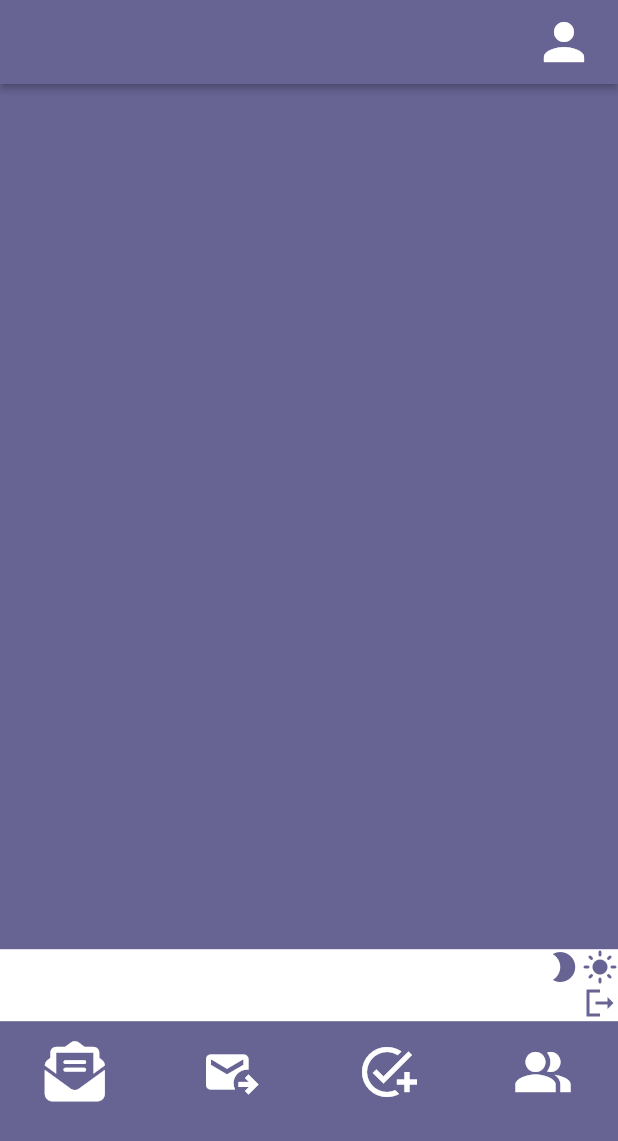
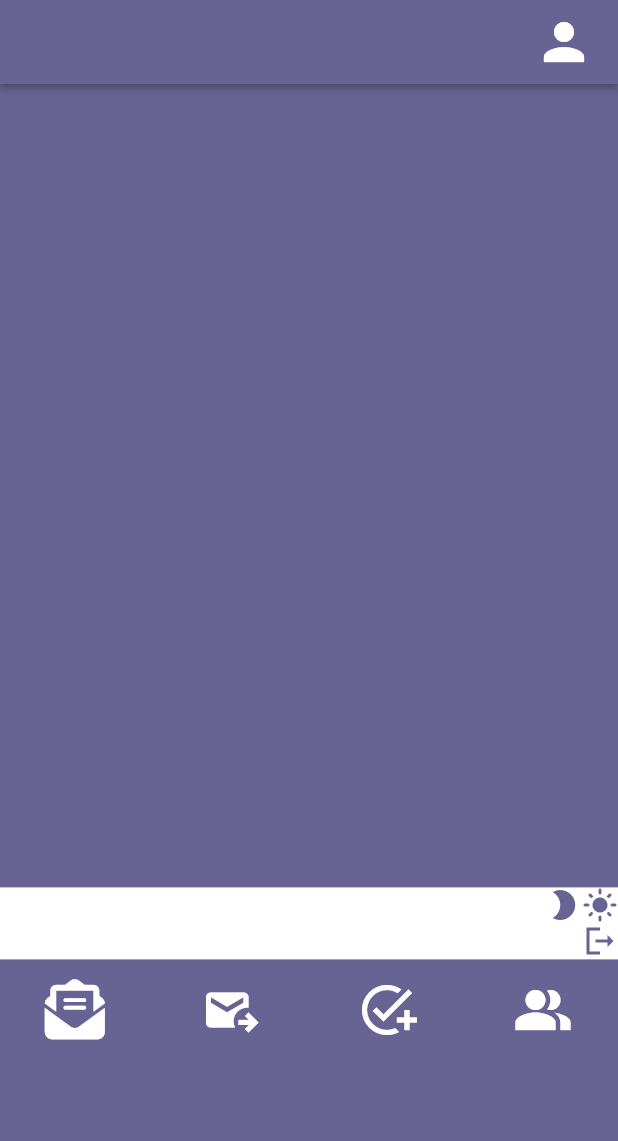
Before and after one commit to Mosco2A/dogether, a Flutter app: the screen it shows once a user with an empty profile is signed in, on a phone screen of 412 x 824 dp. Shown: the top 1141 px of the screen. Run offline on Flutter 3.47's test engine with Material 3 defaults, Android fonts, the phone set to English and light mode, and no system bars; our stand-ins replace auto_size_text, cloud_firestore, device_info_plus, easy_debounce, firebase_auth, firebase_core and 16 more; missing offline and left inert: json_path; accounts and stored records are empty.

Commit message:
Updating to latest FlutterFlow output.

```diff
--- a/lib/index.dart
+++ b/lib/index.dart
@@ -3,12 +3,13 @@ export '/pages/pages_gestion_user/auth_tel/auth_tel_widget.dart'
     show AuthTelWidget;
 export '/pages_gestion_invitations/accueil/accueil_widget.dart'
     show AccueilWidget;
-export '/pages/verify_s_m_s/verify_s_m_s_widget.dart' show VerifySMSWidget;
+export '/pages/pages_gestion_user/verify_s_m_s/verify_s_m_s_widget.dart'
+    show VerifySMSWidget;
 export '/pages_gestion_invitations/recues/recues_widget.dart' show RecuesWidget;
 export '/pages_gestion_invitations/emises/emises_widget.dart' show EmisesWidget;
 export '/pages_gestion_invitations/contacts/contacts_widget.dart'
     show ContactsWidget;
 export '/pages_gestion_invitations/creer/creer_widget.dart' show CreerWidget;
-export '/pages/profil/profil_widget.dart' show ProfilWidget;
+export '/pages/pages_gestion_user/profil/profil_widget.dart' show ProfilWidget;
 export '/pages/pages_gestion_user/recup_compte/recup_compte_widget.dart'
     show RecupCompteWidget;
--- a/lib/pages_gestion_invitations/accueil/accueil_widget.dart
+++ b/lib/pages_gestion_invitations/accueil/accueil_widget.dart
@@ -122,17 +122,18 @@ class _AccueilWidgetState extends State<AccueilWidget> {
                 child: Column(
                   mainAxisSize: MainAxisSize.max,
                   children: [
-                    if (FFAppState().vTest)
                     Container(
                       width: MediaQuery.sizeOf(context).width * 0.95,
-                        height: MediaQuery.sizeOf(context).height * 0.7,
+                      height: MediaQuery.sizeOf(context).height * 0.65,
                       decoration: BoxDecoration(
                         color: FlutterFlowTheme.of(context).primary,
                       ),
                     ),
+                    if (FFAppState().vTest)
                       Container(
                         decoration: BoxDecoration(
-                        color: FlutterFlowTheme.of(context).secondaryBackground,
+                          color:
+                              FlutterFlowTheme.of(context).secondaryBackground,
                         ),
                         child: Column(
                           mainAxisSize: MainAxisSize.max,
@@ -156,8 +157,8 @@ class _AccueilWidgetState extends State<AccueilWidget> {
                                       },
                                       child: Icon(
                                         Icons.mode_night,
-                                      color:
-                                          FlutterFlowTheme.of(context).primary,
+                                        color: FlutterFlowTheme.of(context)
+                                            .primary,
                                         size: 24.0,
                                       ),
                                     ),
@@ -189,8 +190,8 @@ class _AccueilWidgetState extends State<AccueilWidget> {
                                       },
                                       child: Icon(
                                         Icons.light_mode,
-                                      color:
-                                          FlutterFlowTheme.of(context).primary,
+                                        color: FlutterFlowTheme.of(context)
+                                            .primary,
                                         size: 24.0,
                                       ),
                                     ),
@@ -236,8 +237,8 @@ class _AccueilWidgetState extends State<AccueilWidget> {
                                       },
                                       child: Icon(
                                         Icons.logout_sharp,
-                                      color:
-                                          FlutterFlowTheme.of(context).primary,
+                                        color: FlutterFlowTheme.of(context)
+                                            .primary,
                                         size: 24.0,
                                       ),
                                     ),
```
Also changed, not shown: lib/pages/pages_gestion_user/profil/profil_model.dart (renamed from lib/pages/profil/profil_model.dart), lib/pages/pages_gestion_user/profil/profil_widget.dart (renamed from lib/pages/profil/profil_widget.dart), lib/pages/pages_gestion_user/verify_s_m_s/verify_s_m_s_model.dart (renamed from lib/pages/verify_s_m_s/verify_s_m_s_model.dart), lib/pages/pages_gestion_user/verify_s_m_s/verify_s_m_s_widget.dart (renamed from lib/pages/verify_s_m_s/verify_s_m_s_widget.dart), 1 other file. Lines whose indentation alone changed are shown as unchanged.
